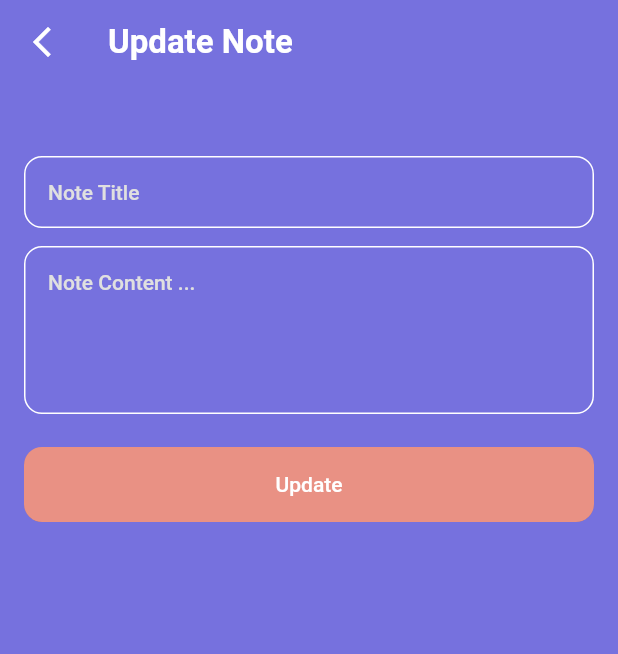
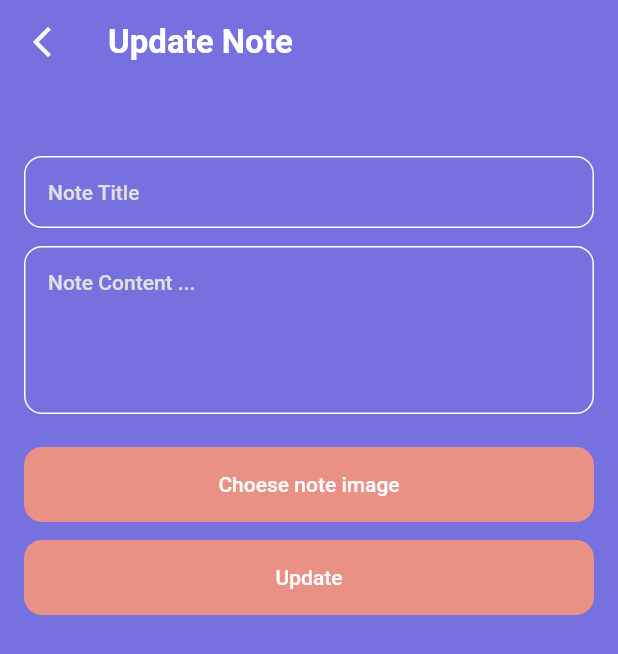
Before and after one commit to ahmedhamdi11/note_test_with_php, a Flutter app: the UpdateNoteView screen opened directly with empty values, on a phone screen of 412 x 824 dp. Shown: the top 654 px of the screen. Run offline on Flutter 3.47's test engine with Material 2 defaults, Android fonts, the phone set to English and light mode, and no system bars; our stand-ins replace cached_network_image, dartz, flutter_bloc, flutter_slidable, image_picker, shared_preferences; accounts and stored records are empty.

Commit message:
update note with image done

```diff
--- a/lib/home/cubits/update_note_cubit/update_note_cubit.dart
+++ b/lib/home/cubits/update_note_cubit/update_note_cubit.dart
@@ -1,3 +1,5 @@
+import 'dart:io';
+
 import 'package:flutter_bloc/flutter_bloc.dart';
 import 'package:notes_with_php_test/utils/api_services.dart';
 
@@ -6,12 +8,15 @@ part 'update_note_state.dart';
 class UpdateNoteCubit extends Cubit<UpdateNoteStates> {
   UpdateNoteCubit() : super(UpdateNoteInitial());
   ApiServices apiServices = ApiServices();
+  File? image;
 
   updateNote({
     required String title,
     required String content,
+    required String noteImage,
     required int noteId,
   }) async {
+    if (image == null) {
       emit(UpdateNoteLoadingState());
       var result = await apiServices.post(
         endPoint: 'notes/update_note.php',
@@ -19,7 +24,25 @@ class UpdateNoteCubit extends Cubit<UpdateNoteStates> {
           'note_title': title,
           'note_content': content,
           'note_id': '$noteId',
+          'note_image': noteImage,
         },
+      );
+
+      result.fold(
+        (l) => emit(UpdateNoteFailureState(l.errMessage)),
+        (r) => emit(UpdateNoteSuccessState()),
+      );
+    } else {
+      emit(UpdateNoteLoadingState());
+      var result = await apiServices.postRequestWithFile(
+        endPoint: 'notes/update_note.php',
+        data: {
+          'note_title': title,
+          'note_content': content,
+          'note_id': '$noteId',
+          'note_image': noteImage,
+        },
+        image: image!,
       );
 
       result.fold(
@@ -28,3 +51,4 @@ class UpdateNoteCubit extends Cubit<UpdateNoteStates> {
       );
     }
   }
+}
--- a/lib/home/views/widgets/notes_item.dart
+++ b/lib/home/views/widgets/notes_item.dart
@@ -80,6 +80,7 @@ class NoteItem extends StatelessWidget {
                       imageUrl:
                           '${ApiServices().baseImagesUrl}${note['note_image']}',
                       height: 75,
+                      width: 75,
                     ),
                   ),
                   Expanded(
```
Also changed, not shown: lib/home/views/widgets/update_note_body.dart (+103 -4 lines). Lines whose indentation alone changed are shown as unchanged.
